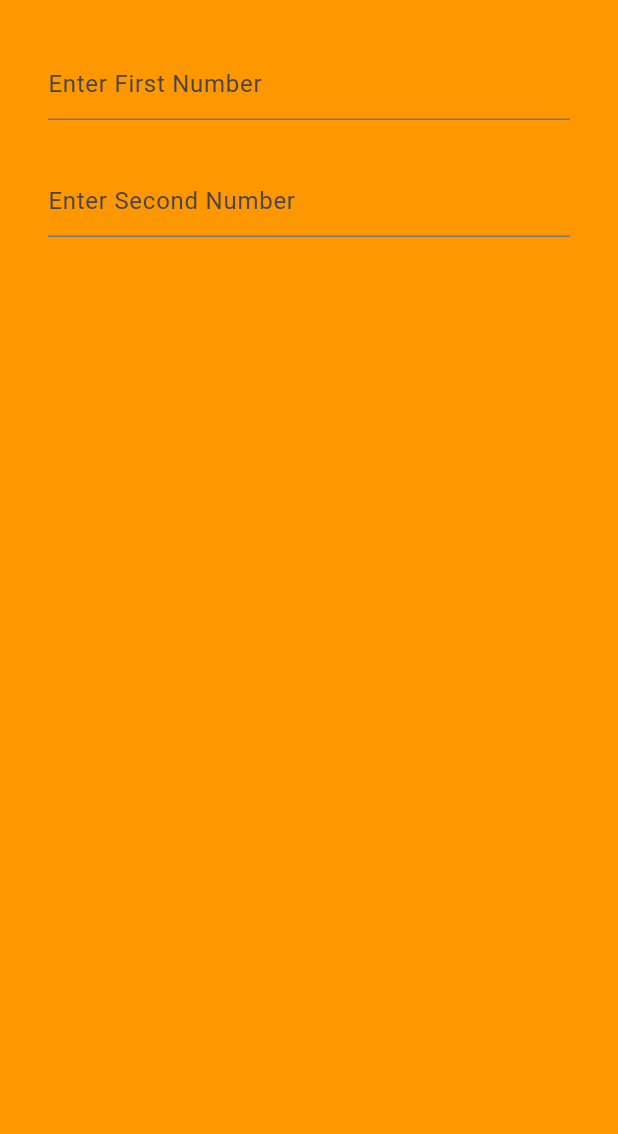
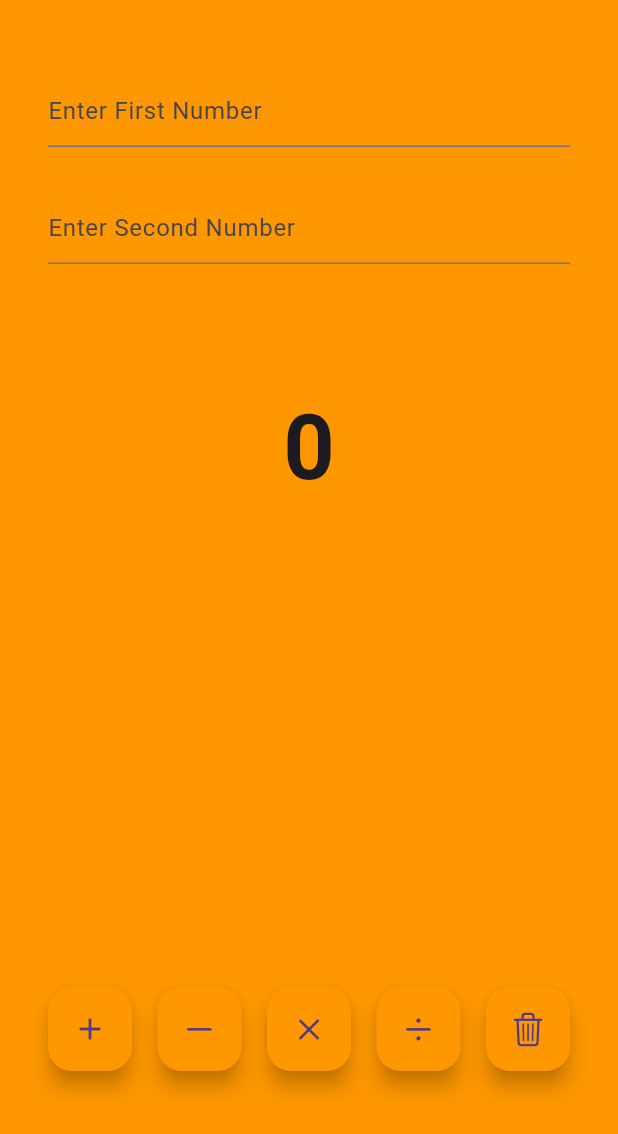
Before and after one commit to naikkajal/basic-calculator, a Flutter app: the screen it shows after launch, on a phone screen of 412 x 824 dp. Shown: the top 1134 px of the screen. Run offline on Flutter 3.47's test engine with Material 3 defaults, Android fonts, the phone set to English and light mode, and no system bars.

```diff
--- a/lib/calculator_view.dart
+++ b/lib/calculator_view.dart
@@ -1,3 +1,4 @@
+import 'package:flutter/cupertino.dart';
 import 'package:flutter/material.dart';
 
 class CalculatorView extends StatelessWidget {
@@ -6,12 +7,42 @@ class CalculatorView extends StatelessWidget {
   @override
   Widget build(BuildContext context) {
     return Padding(
-      padding: EdgeInsets.symmetric(vertical: 32.0, horizontal: 32.0),
+      padding: EdgeInsets.symmetric(vertical: 50.0, horizontal: 32.0),
       child: Column(
         children: [
           Display1(hint: "Enter First Number"),
           SizedBox(height: 30,),
           Display1(hint: "Enter Second Number"),
+          SizedBox(height: 80,),
+          Text("0",
+          style: TextStyle(
+            fontSize: 60.0,
+            fontWeight: FontWeight.bold
+          ),),
+          Spacer(),
+          Padding(
+            padding: EdgeInsets.only(bottom: 60),
+            child: Row(
+              mainAxisAlignment: MainAxisAlignment.spaceBetween,
+              children: [
+                FloatingActionButton(onPressed: () {},
+                child: const Icon(Icons.add),
+                backgroundColor: Colors.orange),
+                FloatingActionButton(onPressed: () {},
+                backgroundColor: Colors.orange,
+                child: const Icon(CupertinoIcons.minus),),
+                FloatingActionButton(onPressed: () {},
+                child: const Icon(CupertinoIcons.multiply),
+                backgroundColor: Colors.orange),
+                FloatingActionButton(onPressed: () {},
+                child: const Icon(CupertinoIcons.divide),
+                backgroundColor: Colors.orange),
+                FloatingActionButton(onPressed: () {},
+                child: const Icon(CupertinoIcons.delete),
+                backgroundColor: Colors.orange)
+              ],
+            ),
+          )
         ],
       ),
     );
```
